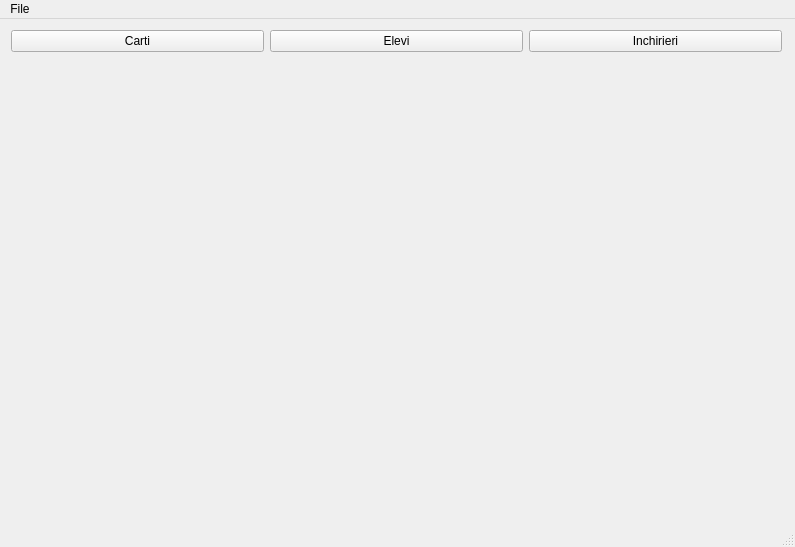
The window that src/main/resources/base/UIs/main.ui (nan-dre/OLDI) describes before a commit, drawn with Qt 5.
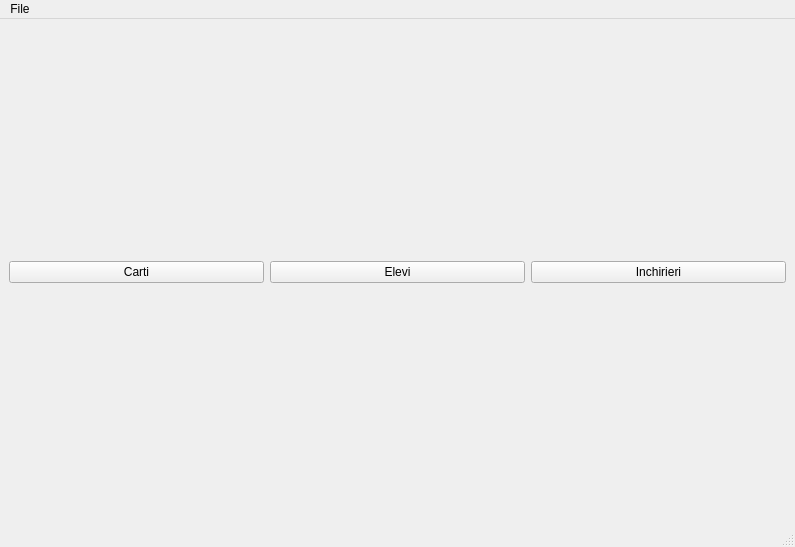
The same window after the commit.

Commit message: Created Ui for borrows tab and main menu

The edit to the form file:
```diff
--- a/src/main/resources/base/UIs/main.ui
+++ b/src/main/resources/base/UIs/main.ui
@@ -14,39 +14,33 @@
    <string>MainWindow</string>
   </property>
   <widget class="QWidget" name="centralwidget">
-   <widget class="QWidget" name="">
-    <property name="geometry">
-     <rect>
-      <x>11</x>
-      <y>11</y>
-      <width>771</width>
-      <height>23</height>
-     </rect>
-    </property>
-    <layout class="QHBoxLayout" name="horizontalLayout">
+   <layout class="QVBoxLayout" name="layout">
      <item>
-      <widget class="QPushButton" name="pushButton_4">
+     <layout class="QHBoxLayout" name="button_layout">
+      <item>
+       <widget class="QPushButton" name="books_btn">
        <property name="text">
         <string>Carti</string>
        </property>
       </widget>
      </item>
      <item>
-      <widget class="QPushButton" name="pushButton_5">
+       <widget class="QPushButton" name="students_btn">
        <property name="text">
         <string>Elevi</string>
        </property>
       </widget>
      </item>
      <item>
-      <widget class="QPushButton" name="pushButton_6">
+       <widget class="QPushButton" name="borrows_btn">
        <property name="text">
         <string>Inchirieri</string>
        </property>
       </widget>
      </item>
     </layout>
-   </widget>
+    </item>
+   </layout>
   </widget>
   <widget class="QMenuBar" name="menubar">
    <property name="geometry">
```
Lines whose indentation alone changed are shown as unchanged. The commit also changes 5 other files.
